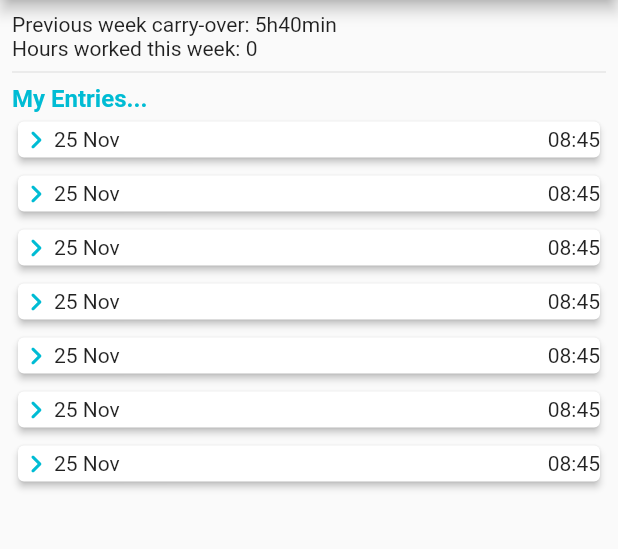
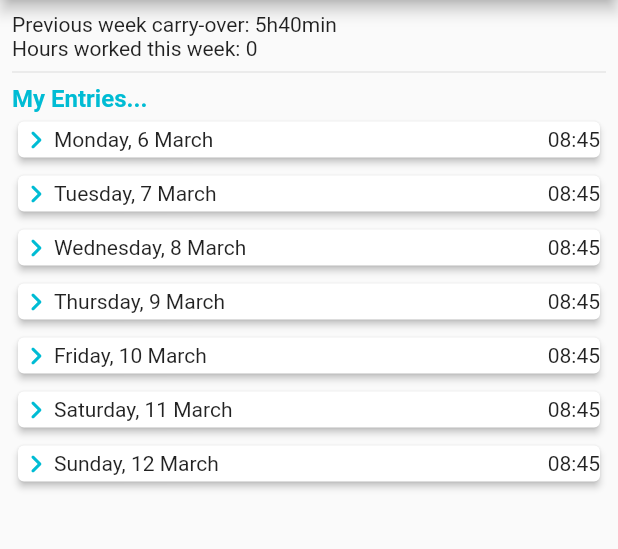
Before and after one commit to koorzenb/timelogger_app, a Flutter app: the screen it shows after launch, on a phone screen of 412 x 824 dp, the part 84-633 px from its top. Run offline on Flutter 3.47's test engine with Material 2 defaults, Android fonts, the phone set to English and light mode, and no system bars; our stand-ins replace get, timezone.

Commit message:
Assigned dynamic values to date

```diff
--- a/lib/screens/home_page.dart
+++ b/lib/screens/home_page.dart
@@ -2,7 +2,6 @@ import 'package:flutter/material.dart';
 import 'package:get/get.dart';
 import 'package:timelogger_app/controllers/entries_controller.dart';
 import 'package:timelogger_app/utilities/sa_date_time.dart';
-import 'package:timezone/timezone.dart';
 
 import '../widgets/date_entry_item.dart';
 
@@ -65,9 +64,7 @@ class _HomePageState extends State<HomePage> {
                     }),
                     ...entriesController.dateEntries.map((dateEntry) {
                       return DateEntryItem(
-                        date: SADateTime.formatDate(
-                          TZDateTime.now(local),
-                        ),
+                        date: SADateTime.formatDate(dateEntry.date),
                       );
                     })
                   ],
--- a/lib/utilities/sa_date_time.dart
+++ b/lib/utilities/sa_date_time.dart
@@ -19,7 +19,7 @@ class SADateTime {
 
   static TZDateTime firstDayOfTheWeek() {
     var d = TZDateTime.now(local);
-    int weekDay = d.weekday;
+    int weekDay = d.weekday - 1;
     return d.subtract(Duration(days: weekDay));
   }
 
--- a/lib/widgets/date_entry_item.dart
+++ b/lib/widgets/date_entry_item.dart
@@ -1,6 +1,5 @@
 import 'package:flutter/material.dart';
 import 'package:timelogger_app/controllers/entries_controller.dart';
-import 'package:timelogger_app/utilities/sa_date_time.dart';
 
 class DateEntryItem extends StatelessWidget {
   final String date;
@@ -20,7 +19,9 @@ class DateEntryItem extends StatelessWidget {
                 Icons.chevron_right_rounded,
                 color: Theme.of(context).colorScheme.primary,
               ),
-              const Expanded(child: Text("25 Nov")),
+              Expanded(
+                child: Text(date),
+              ),
               Row(
                 children: const [
                   Text("08:45"),
```
